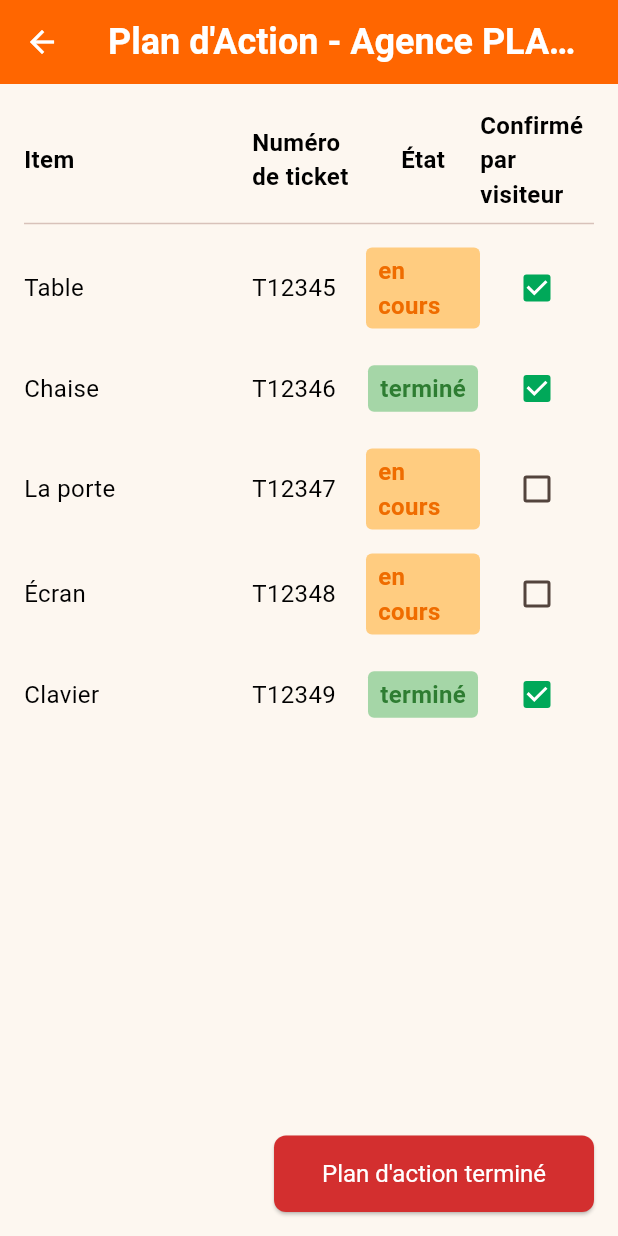
After one commit to amirakhw/gembawalk, a Flutter app: the TechnicianHomeScreen screen opened directly, after a tap on "Agence Tunis Centre", on a phone screen of 412 x 824 dp. The commit adds this screen. Run offline on Flutter 3.47's test engine with Material 3 defaults, Android fonts, the phone set to English and light mode, and no system bars; our stand-ins replace flutter_dotenv, flutter_secure_storage, google_fonts, image_picker, jwt_decoder; accounts and stored records are empty; network calls fail.

Commit message:
fast save

```diff
--- a/gembawalk_front/lib/core/models/visit.dart
+++ b/gembawalk_front/lib/core/models/visit.dart
@@ -3,6 +3,7 @@ import 'rubrique.dart';
 class Visit {
   final int id;
   final int agence_id;
+  final String agence_name;
   //final String email;
   final DateTime? created_at;
   final List<Rubrique> rubriques;
@@ -10,6 +11,7 @@ class Visit {
   Visit({
     required this.id,
     required this.agence_id,
+    required this.agence_name,
     //required this.email,
     required this.created_at,
     this.rubriques = const [],
--- /dev/null
+++ b/gembawalk_front/lib/features/home/tech_plan_daction_screen.dart
@@ -0,0 +1,209 @@
+import 'package:flutter/material.dart';
+import 'package:gembawalk_front/config/theme.dart';
+import 'package:gembawalk_front/config/colors.dart';
+
+class TechPlanDactionScreen extends StatefulWidget {
+  final String agencyId;
+
+  const TechPlanDactionScreen({super.key, required this.agencyId});
+
+  @override
+  State<TechPlanDactionScreen> createState() => _PlanDActionScreenState();
+}
+
+class _PlanDActionScreenState extends State<TechPlanDactionScreen> {
+  // Placeholder data for the action plan items
+  final List<Map<String, dynamic>> _actionItems = [
+    {
+      'rubrique': 'Mobilier',
+      'item': 'Table',
+      'ticket': 'T12345',
+      'etat': 'en cours',
+      'confirme': true,
+    },
+    {
+      'rubrique': 'Mobilier',
+      'item': 'Chaise',
+      'ticket': 'T12346',
+      'etat': 'terminé',
+      'confirme': true,
+    },
+    {
+      'rubrique': 'Portes et Fenêtres',
+      'item': 'La porte',
+      'ticket': 'T12347',
+      'etat': 'en cours',
+      'confirme': false,
+    },
+    {
+      'rubrique': 'Équipement IT',
+      'item': 'Écran',
+      'ticket': 'T12348',
+      'etat': 'en cours',
+      'confirme': false,
+    },
+    {
+      'rubrique': 'Clavier',
+      'item': 'Clavier',
+      'ticket': 'T12349',
+      'etat': 'terminé',
+      'confirme': true,
+    },
+  ];
+
+  @override
+  Widget build(BuildContext context) {
+    return Scaffold(
+      appBar: AppBar(
+        backgroundColor: attijariPrimary,
+        title: Text(
+          'Plan d\'Action - Agence ${widget.agencyId}',
+          style: const TextStyle(
+            color: attijariWhite,
+            fontWeight: FontWeight.bold,
+          ),
+        ),
+        iconTheme: const IconThemeData(color: attijariWhite),
+      ),
+      body: Padding(
+        padding: const EdgeInsets.all(16.0),
+        child: Column(
+          crossAxisAlignment: CrossAxisAlignment.stretch,
+          children: [
+            // Table Header
+            Row(
+              children: const [
+                Expanded(
+                  flex: 2,
+                  child: Text(
+                    'Item',
+                    style: TextStyle(
+                      fontWeight: FontWeight.bold,
+                      color: attijariTextPrimary,
+                    ),
+                  ),
+                ),
+                Expanded(
+                  child: Text(
+                    'Numéro de ticket',
+                    style: TextStyle(
+                      fontWeight: FontWeight.bold,
+                      color: attijariTextPrimary,
+                    ),
+                  ),
+                ),
+                Expanded(
+                  child: Center(
+                    child: Text(
+                      'État',
+                      style: TextStyle(
+                        fontWeight: FontWeight.bold,
+                        color: attijariTextPrimary,
+                      ),
+                    ),
+                  ),
+                ),
+                Expanded(
+                  child: Center(
+                    child: Text(
+                      'Confirmé par visiteur',
+                      style: TextStyle(
+                        fontWeight: FontWeight.bold,
+                        color: attijariTextPrimary,
+                      ),
+                    ),
+                  ),
+                ),
+              ],
+            ),
+            const Divider(),
+            // Table Rows
+            Expanded(
+              child: ListView.builder(
+                itemCount: _actionItems.length,
+                itemBuilder: (context, index) {
+                  final item = _actionItems[index];
+                  return Padding(
+                    padding: const EdgeInsets.symmetric(vertical: 8.0),
+                    child: Row(
+                      children: [
+                        Expanded(flex: 2, child: Text(item['item'])),
+                        Expanded(child: Text(item['ticket'])),
+                        Expanded(
+                          child: Center(
+                            child: Container(
+                              padding: const EdgeInsets.symmetric(
+                                horizontal: 8.0,
+                                vertical: 4.0,
+                              ),
+                              decoration: BoxDecoration(
+                                color:
+                                    item['etat'] == 'en cours'
+                                        ? Colors.orange[200]
+                                        : Colors.green[200],
+                                borderRadius: BorderRadius.circular(4.0),
+                              ),
+                              child: Text(
+                                item['etat'],
+                                style: TextStyle(
+                                  color:
+                                      item['etat'] == 'en cours'
+                                          ? Colors.orange[800]
+                                          : Colors.green[800],
+                                  fontWeight: FontWeight.bold,
+                                ),
+                              ),
+                            ),
+                          ),
+                        ),
+                        Expanded(
+                          child: Center(
+                            child: Checkbox(
+                              value: item['confirme'],
+                              onChanged: (bool? value) {
+                                setState(() {
+                                  _actionItems[index]['confirme'] =
+                                      value ?? false;
+                                });
+                              },
+                              activeColor: AppColors.attijariSuccess,
+                            ),
+                          ),
+                        ),
+                      ],
+                    ),
+                  );
+                },
+              ),
+            ),
+            const SizedBox(height: 20.0),
+            Align(
+              alignment: Alignment.bottomRight,
+              child: ElevatedButton(
+                onPressed: () {
+                  // TODO: Implement logic for "Plan d'action terminé"
+                  print('Plan d\'action terminé clicked');
+                },
+                style: ElevatedButton.styleFrom(
+                  backgroundColor: AppColors.attijariError,
+                  padding: const EdgeInsets.symmetric(
+                    horizontal: 32.0,
+                    vertical: 16.0,
+                  ),
+                  textStyle: const TextStyle(fontSize: 16.0),
+                  shape: RoundedRectangleBorder(
+                    borderRadius: BorderRadius.circular(8.0),
+                  ),
+                ),
+                child: const Text(
+                  'Plan d\'action terminé',
+                  style: TextStyle(color: attijariWhite),
+                ),
+              ),
+            ),
+          ],
+        ),
+      ),
+    );
+  }
+}
--- a/gembawalk_front/lib/features/home/technician_home_screen.dart
+++ b/gembawalk_front/lib/features/home/technician_home_screen.dart
@@ -0,0 +1,78 @@
+import 'package:flutter/material.dart';
+import 'package:gembawalk_front/config/theme.dart';
+
+import 'tech_plan_daction_screen.dart';
+
+class TechnicianHomeScreen extends StatelessWidget {
+  const TechnicianHomeScreen({super.key});
+
+  @override
+  Widget build(BuildContext context) {
+    final List<String> agencies = [
+      'Agence Tunis Centre',
+      'Agence Sfax Médina',
+      'Agence Djerba Midoun',
+      'Agence Bizerte Corniche',
+      'Agence Monastir Ribat',
+    ];
+
+    return Scaffold(
+      appBar: AppBar(
+        backgroundColor: attijariPrimary,
+        title: const Text(
+          'Plans d\'action par agence',
+          style: TextStyle(color: attijariWhite, fontWeight: FontWeight.bold),
+        ),
+        iconTheme: const IconThemeData(color: attijariWhite),
+      ),
+      body: Center(
+        // Center the content on larger screens
+        child: ConstrainedBox(
+          constraints: const BoxConstraints(
+            maxWidth: 600,
+          ), // Limit maximum width
+          child: ListView.builder(
+            itemCount: agencies.length,
+            itemBuilder: (context, index) {
+              final agencyName = agencies[index];
+              return Card(
+                margin: const EdgeInsets.symmetric(
+                  horizontal: 16.0,
+                  vertical: 8.0,
+                ),
+                shape: RoundedRectangleBorder(
+                  borderRadius: BorderRadius.circular(8.0),
+                ),
+                child: ListTile(
+                  title: Text(
+                    agencyName,
+                    style: const TextStyle(
+                      fontWeight: FontWeight.bold,
+                      color: attijariTextPrimary,
+                    ),
+                  ),
+                  onTap: () {
+                    Navigator.push(
+                      context,
+                      MaterialPageRoute(
+                        builder:
+                            (context) => const TechPlanDactionScreen(
+                              agencyId: 'PLACEHOLDER_ID',
+                            ),
+                      ),
+                    );
+                    print('Tapped on $agencyName');
+                  },
+                  trailing: const Icon(
+                    Icons.arrow_forward_ios,
+                    color: attijariPrimary,
+                  ),
+                ),
+              );
+            },
+          ),
+        ),
+      ),
+    );
+  }
+}
```
Also changed, not shown: gembawalk_front/lib/NotifierProviders/all_data.dart (+31 -0 lines), gembawalk_front/lib/core/models/agence.dart (added, +10 -0 lines), gembawalk_front/lib/core/service/agence_api_service.dart (added, +23 -0 lines), gembawalk_front/lib/core/service/visit_api_service.dart (added, +23 -0 lines), gembawalk_front/lib/features/action-plan/action_plan_agency_list_screen.dart (+37 -14 lines), gembawalk_front/lib/features/auth/presentation/login_screen.dart (+18 -10 lines), gembawalk_front/lib/features/home/visitor_home_screen.dart (+29 -1 lines), 10 other files.
